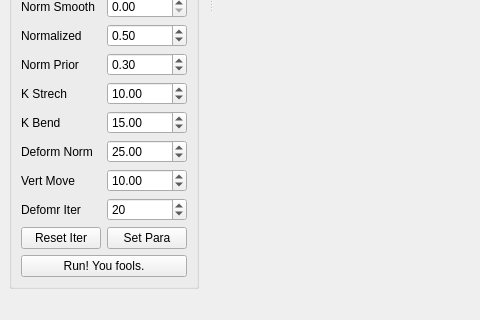
Qt form src/ui/mainWin.ui (marlinilram/AppMod) before a commit; both pictures show x 0 to 480 and y 371 to 691 of the 1201 by 691 pixel window.
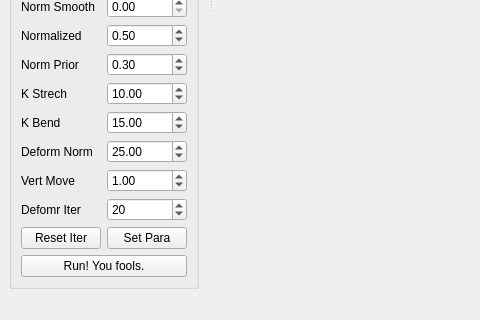
The same form after that commit. Custom widgets are drawn as their Qt base class.

```diff
--- a/src/ui/mainWin.ui
+++ b/src/ui/mainWin.ui
@@ -392,7 +392,7 @@
                <double>1.000000000000000</double>
               </property>
               <property name="value">
-               <double>10.000000000000000</double>
+               <double>1.000000000000000</double>
               </property>
              </widget>
             </item>
```
